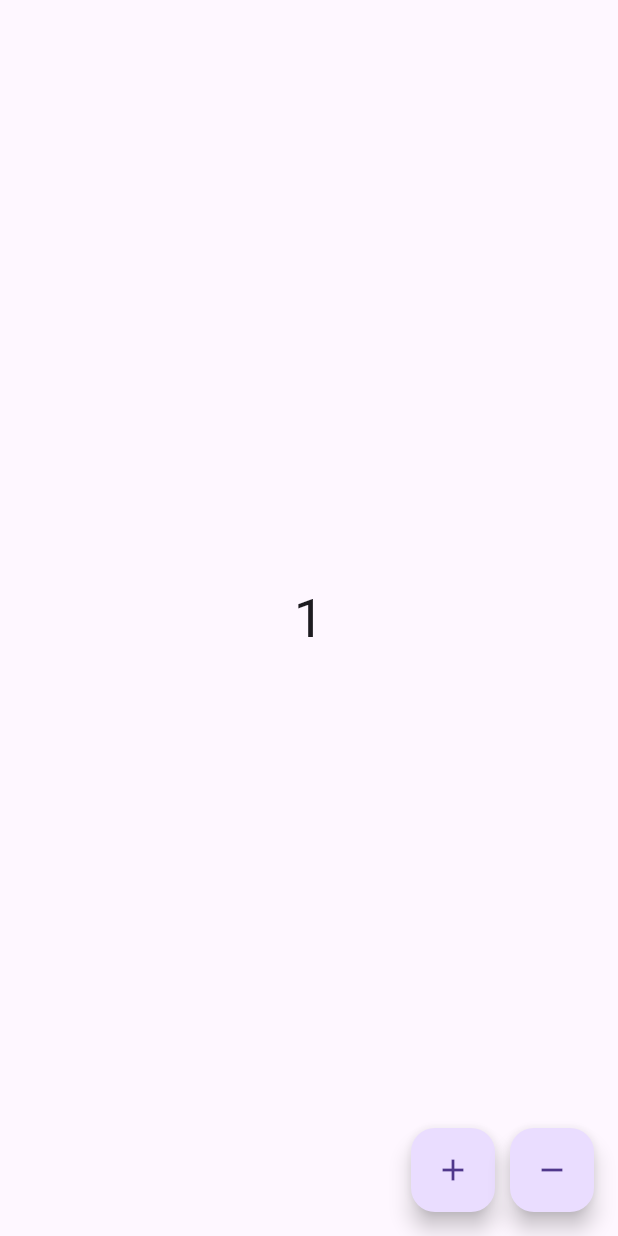
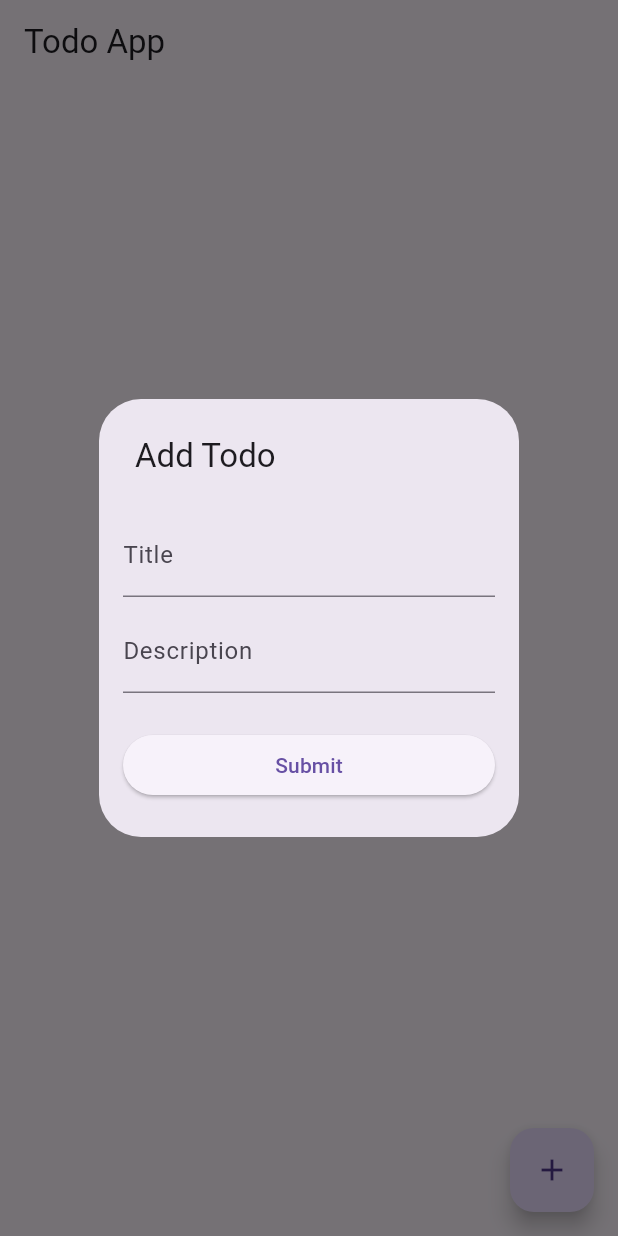
Before and after one commit to HarunNurahman/learn-riverpod, a Flutter app: the screen it shows after launch, after a tap on the "add" icon, on a phone screen of 412 x 824 dp. Run offline on Flutter 3.47's test engine with Material 3 defaults, Android fonts, the phone set to English and light mode, and no system bars; our stand-ins replace flutter_riverpod, riverpod_annotation; generated files the repository leaves out were written again.

Commit message:
Test: Todo Application

```diff
--- a/lib/main.dart
+++ b/lib/main.dart
@@ -1,6 +1,6 @@
 import 'package:flutter/material.dart';
 import 'package:flutter_riverpod/flutter_riverpod.dart';
-import 'package:learn_riverpod/pages/counter_page.dart';
+import 'package:learn_riverpod/pages/todo_page.dart';
 
 void main() {
   runApp(const ProviderScope(child: MainApp()));
@@ -11,9 +11,9 @@ class MainApp extends StatelessWidget {
 
   @override
   Widget build(BuildContext context) {
-    return const MaterialApp(
+    return MaterialApp(
       debugShowCheckedModeBanner: false,
-      home: CounterPage(),
+      home: TodoPage(),
     );
   }
 }
--- /dev/null
+++ b/lib/models/todo_model.dart
@@ -0,0 +1,23 @@
+class TodoModel {
+  final String? id;
+  final String? text;
+  final String? desc;
+
+  TodoModel({
+    this.id,
+    this.text,
+    this.desc,
+  });
+
+  TodoModel copyWith({
+    String? id,
+    String? text,
+    String? desc,
+  }) {
+    return TodoModel(
+      id: id ?? this.id,
+      text: text ?? this.text,
+      desc: desc ?? this.desc,
+    );
+  }
+}
--- a/lib/pages/counter_page.dart
+++ /dev/null
@@ -1,43 +0,0 @@
-import 'package:flutter/material.dart';
-import 'package:flutter_riverpod/flutter_riverpod.dart';
-import 'package:learn_riverpod/providers/counter_provider.dart';
-
-class CounterPage extends ConsumerWidget {
-  const CounterPage({super.key});
-
-  @override
-  Widget build(BuildContext context, WidgetRef ref) {
-    return Scaffold(
-      floatingActionButton: OverflowBar(
-        children: [
-          FloatingActionButton(
-            heroTag: 'Increament',
-            onPressed: () =>
-                ref.read(counterNotifierProvider.notifier).increment(),
-            child: const Icon(Icons.add),
-          ),
-          const SizedBox(width: 10),
-          FloatingActionButton(
-            heroTag: 'Decreament',
-            onPressed: () =>
-                ref.read(counterNotifierProvider.notifier).decrement(),
-            child: const Icon(Icons.remove),
-          )
-        ],
-      ),
-      body: Consumer(
-        builder: (context, wiRef, child) {
-          int counter = wiRef.watch(counterNotifierProvider);
-          return Center(
-            child: Text(
-              '$counter',
-              style: const TextStyle(
-                fontSize: 36,
-              ),
-            ),
-          );
-        },
-      ),
-    );
-  }
-}
--- /dev/null
+++ b/lib/pages/todo_page.dart
@@ -0,0 +1,145 @@
+import 'package:flutter/material.dart';
+import 'package:flutter_riverpod/flutter_riverpod.dart';
+import 'package:learn_riverpod/models/todo_model.dart';
+import 'package:learn_riverpod/providers/todo_provider.dart';
+
+class TodoPage extends ConsumerStatefulWidget {
+  const TodoPage({super.key});
+
+  @override
+  ConsumerState<TodoPage> createState() => _TodoPageState();
+}
+
+class _TodoPageState extends ConsumerState<TodoPage> {
+  TextEditingController titleController = TextEditingController();
+  TextEditingController descController = TextEditingController();
+
+  buildAdd() {
+    showDialog(
+      context: context,
+      builder: (context) => SimpleDialog(
+        contentPadding: const EdgeInsets.symmetric(
+          horizontal: 16,
+          vertical: 24,
+        ),
+        title: const Text('Add Todo'),
+        children: [
+          TextField(
+            controller: titleController,
+            decoration: const InputDecoration(
+              label: Text('Title'),
+              hintText: 'Enter Title',
+            ),
+          ),
+          const SizedBox(height: 8),
+          TextField(
+            controller: descController,
+            decoration: const InputDecoration(
+              label: Text('Description'),
+              hintText: 'Enter Description',
+            ),
+          ),
+          const SizedBox(height: 24),
+          ElevatedButton(
+            onPressed: () {
+              Navigator.pop(context);
+              ref
+                  .read(todoNotifierProvider.notifier)
+                  .add(titleController.text, descController.text);
+              titleController.clear();
+              descController.clear();
+            },
+            child: const Text('Submit'),
+          )
+        ],
+      ),
+    );
+  }
+
+  buildEdit(TodoModel todo) {
+    titleController.text = todo.text!;
+    descController.text = todo.desc!;
+    showDialog(
+      context: context,
+      builder: (context) => SimpleDialog(
+        contentPadding: const EdgeInsets.symmetric(
+          horizontal: 16,
+          vertical: 24,
+        ),
+        title: const Text('Edit Todo'),
+        children: [
+          TextField(
+            controller: titleController,
+            decoration: const InputDecoration(
+              label: Text('Title'),
+              hintText: 'Enter Title',
+            ),
+          ),
+          const SizedBox(height: 8),
+          TextField(
+            controller: descController,
+            decoration: const InputDecoration(
+              label: Text('Description'),
+              hintText: 'Enter Description',
+            ),
+          ),
+          const SizedBox(height: 24),
+          ElevatedButton(
+            onPressed: () {
+              Navigator.pop(context);
+              TodoModel updateTodo = todo.copyWith(
+                text: titleController.text,
+                desc: descController.text,
+              );
+              ref.read(todoNotifierProvider.notifier).edit(updateTodo);
+              titleController.clear();
+              descController.clear();
+            },
+            child: const Text('Submit'),
+          )
+        ],
+      ),
+    );
+  }
+
+  @override
+  Widget build(BuildContext context) {
+    return Scaffold(
+      appBar: AppBar(
+        title: const Text('Todo App'),
+      ),
+      floatingActionButton: FloatingActionButton(
+        onPressed: () => buildAdd(),
+        child: const Icon(Icons.add),
+      ),
+      body: SafeArea(
+        child: Consumer(
+          builder: (context, wiRef, child) {
+            List<TodoModel> todos = wiRef.watch(todoNotifierProvider);
+            return ListView.builder(
+              padding: const EdgeInsets.symmetric(horizontal: 16, vertical: 24),
+              itemCount: todos.length,
+              itemBuilder: (context, index) {
+                TodoModel todo = todos[index];
+                return ListTile(
+                  leading: IconButton.filledTonal(
+                    onPressed: () => buildEdit(todo),
+                    icon: const Icon(Icons.edit, size: 16),
+                  ),
+                  title: Text(todo.text!),
+                  subtitle: Text(todo.desc!),
+                  trailing: IconButton.filledTonal(
+                    onPressed: () => ref
+                        .read(todoNotifierProvider.notifier)
+                        .delete(todo.id!),
+                    icon: const Icon(Icons.delete, size: 16),
+                  ),
+                );
+              },
+            );
+          },
+        ),
+      ),
+    );
+  }
+}
--- /dev/null
+++ b/lib/providers/todo_provider.dart
@@ -0,0 +1,33 @@
+import 'package:learn_riverpod/models/todo_model.dart';
+import 'package:riverpod_annotation/riverpod_annotation.dart';
+import 'package:uuid/uuid.dart';
+
+part 'todo_provider.g.dart';
+
+@Riverpod(keepAlive: true)
+class TodoNotifier extends _$TodoNotifier {
+  @override
+  List<TodoModel> build() => <TodoModel>[];
+
+  add(String title, String body) {
+    TodoModel newTodo = TodoModel(
+      id: const Uuid().v4(),
+      text: title,
+      desc: body,
+    );
+
+    state = [...state, newTodo];
+  }
+
+  edit(TodoModel todo) {
+    int index = state.indexWhere((element) => element.id == todo.id);
+    state[index] = todo;
+
+    state = [...state];
+  }
+
+  delete(String id) {
+    state.removeWhere((element) => element.id == id);
+    state = [...state];
+  }
+}
--- a/pubspec.yaml
+++ b/pubspec.yaml
@@ -11,13 +11,14 @@ dependencies:
     sdk: flutter
   flutter_riverpod: ^2.5.1
   riverpod_annotation: ^2.3.5
+  uuid: ^4.4.2
 
 dev_dependencies:
+  build_runner: null
+  custom_lint: null
   flutter_lints: ^4.0.0
   flutter_test:
     sdk: flutter
-  build_runner:
-  custom_lint:
   riverpod_generator: ^2.4.2
   riverpod_lint: ^2.3.12
 
```
Also changed, not shown: lib/providers/counter_provider.dart (deleted, +0 -12 lines), lib/providers/counter_provider.g.dart (deleted), lib/providers/todo_provider.g.dart (added), pubspec.lock.
